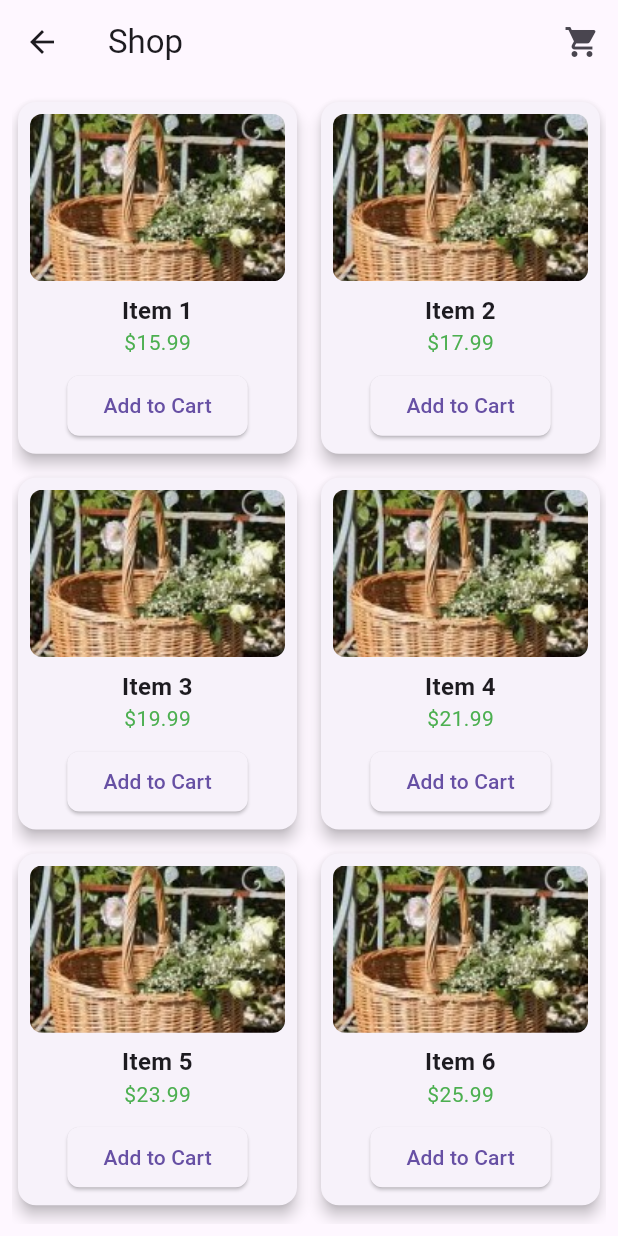
After one commit to Yousefjoo17/Lab5_React_native, a Flutter app: the ListItemView screen opened directly, on a phone screen of 412 x 824 dp. The commit adds this screen. Run offline on Flutter 3.47's test engine with Material 3 defaults, Android fonts, the phone set to English and light mode, and no system bars; our stand-ins replace dio; network calls fail.

Commit message:
front finish

```diff
--- /dev/null
+++ b/lib/cart_view.dart
@@ -0,0 +1,57 @@
+import 'package:flutter/material.dart';
+
+class CartPage extends StatefulWidget {
+  final List<Map<String, dynamic>> cart;
+
+  const CartPage({super.key, required this.cart});
+
+  @override
+  State<CartPage> createState() => _CartPageState();
+}
+
+class _CartPageState extends State<CartPage> {
+  void removeFromCart(int index) {
+    setState(() {
+      widget.cart.removeAt(index);
+    });
+
+    ScaffoldMessenger.of(context).showSnackBar(
+      const SnackBar(content: Text('Item removed from cart')),
+    );
+  }
+
+  @override
+  Widget build(BuildContext context) {
+    return Scaffold(
+      appBar: AppBar(title: const Text('Your Cart')),
+      body: widget.cart.isEmpty
+          ? const Center(
+              child: Text('Cart is empty', style: TextStyle(fontSize: 18)),
+            )
+          : ListView.builder(
+              itemCount: widget.cart.length,
+              itemBuilder: (context, index) {
+                final item = widget.cart[index];
+                return Card(
+                  margin:
+                      const EdgeInsets.symmetric(vertical: 5, horizontal: 10),
+                  child: ListTile(
+                    leading: Image.asset(
+                      item['imagePath'],
+                      width: 50,
+                      height: 50,
+                      fit: BoxFit.cover,
+                    ),
+                    title: Text(item['name']),
+                    subtitle: Text('\$${item['price'].toStringAsFixed(2)}'),
+                    trailing: IconButton(
+                      icon: const Icon(Icons.delete, color: Colors.red),
+                      onPressed: () => removeFromCart(index),
+                    ),
+                  ),
+                );
+              },
+            ),
+    );
+  }
+}
--- /dev/null
+++ b/lib/list_items_view.dart
@@ -0,0 +1,97 @@
+import 'package:flutter/material.dart';
+import 'package:testapp/cart_view.dart';
+import 'package:testapp/widgets/item_widget.dart';
+
+class ListItemView extends StatefulWidget {
+  const ListItemView({super.key});
+
+  @override
+  State<ListItemView> createState() => _ListItemViewState();
+}
+
+class _ListItemViewState extends State<ListItemView> {
+  final List<Map<String, dynamic>> items = List.generate(12, (index) {
+    return {
+      'imagePath': "assets/images/item.jpg",
+      'name': 'Item ${index + 1}',
+      'price': (15.99 + (index * 2)),
+    };
+  });
+
+  List<Map<String, dynamic>> cart = []; // Empty cart list
+
+  void addToCart(Map<String, dynamic> item) {
+    setState(() {
+      cart.add(item);
+    });
+
+    ScaffoldMessenger.of(context).showSnackBar(
+      SnackBar(
+        content: Text('${item['name']} added to cart'),
+        duration: const Duration(seconds: 1),
+      ),
+    );
+  }
+
+  @override
+  Widget build(BuildContext context) {
+    return Scaffold(
+      appBar: AppBar(
+        title: const Text('Shop'),
+        actions: [
+          Stack(
+            children: [
+              IconButton(
+                icon: const Icon(Icons.shopping_cart),
+                onPressed: () {
+                  Navigator.push(
+                    context,
+                    MaterialPageRoute(
+                        builder: (context) => CartPage(cart: cart)),
+                  );
+                },
+              ),
+              if (cart.isNotEmpty) // Show cart count only if not empty
+                Positioned(
+                  right: 8,
+                  top: 8,
+                  child: Container(
+                    padding: const EdgeInsets.all(5),
+                    decoration: const BoxDecoration(
+                      color: Colors.red,
+                      shape: BoxShape.circle,
+                    ),
+                    child: Text(
+                      '${cart.length}',
+                      style: const TextStyle(color: Colors.white, fontSize: 12),
+                    ),
+                  ),
+                ),
+            ],
+          ),
+        ],
+      ),
+      body: Padding(
+        padding: const EdgeInsets.all(8.0),
+        child: GridView.builder(
+          gridDelegate: const SliverGridDelegateWithFixedCrossAxisCount(
+            crossAxisCount: 2,
+            crossAxisSpacing: 8,
+            mainAxisSpacing: 8,
+            childAspectRatio: 0.8,
+          ),
+          itemCount: items.length,
+          itemBuilder: (context, index) {
+            final item = items[index];
+            return ItemWidget(
+              image_path: item['imagePath'],
+              name: item['name'],
+              price: item['price'],
+              onAddToCart: () => addToCart(item),
+            );
+          },
+        ),
+      ),
+    );
+  }
+}
--- a/lib/login_view.dart
+++ b/lib/login_view.dart
@@ -1,5 +1,5 @@
 import 'package:flutter/material.dart';
-import 'package:testapp/profile_view.dart';
+import 'package:testapp/list_items_view.dart';
 import 'package:testapp/service.dart';
 import 'package:testapp/show_snack_bar.dart';
 import 'package:testapp/widgets/Custom_button.dart';
@@ -83,8 +83,7 @@ class _LoginViewState extends State<LoginView> {
                       Navigator.push(
                         context,
                         MaterialPageRoute(
-                          builder: (context) =>
-                              ProfileView(userName: userName!),
+                          builder: (context) =>  ListItemView(),
                         ),
                       );
                     } else {
--- a/lib/mydata.dart
+++ b/lib/mydata.dart
@@ -220,3 +220,48 @@ const users = [
     }
   }
 ];
+
+
+
+final List<Map<String, dynamic>> items = [
+  {
+    'imageUrl': 'https://via.placeholder.com/100',
+    'name': 'Item 1',
+    'price': 19.99,
+  },
+  {
+    'imageUrl': 'https://via.placeholder.com/100',
+    'name': 'Item 2',
+    'price': 24.99,
+  },
+  {
+    'imageUrl': 'https://via.placeholder.com/100',
+    'name': 'Item 3',
+    'price': 29.99,
+  },
+  {
+    'imageUrl': 'https://via.placeholder.com/100',
+    'name': 'Item 4',
+    'price': 34.99,
+  },
+  {
+    'imageUrl': 'https://via.placeholder.com/100',
+    'name': 'Item 1',
+    'price': 19.99,
+  },
+  {
+    'imageUrl': 'https://via.placeholder.com/100',
+    'name': 'Item 2',
+    'price': 24.99,
+  },
+  {
+    'imageUrl': 'https://via.placeholder.com/100',
+    'name': 'Item 3',
+    'price': 29.99,
+  },
+  {
+    'imageUrl': 'https://via.placeholder.com/100',
+    'name': 'Item 4',
+    'price': 34.99,
+  },
+];
--- /dev/null
+++ b/lib/util/assets_data.dart
@@ -0,0 +1,3 @@
+abstract class AssetsData {
+  static String kItem = "assets/images/item.jpg";
+}
--- /dev/null
+++ b/lib/widgets/item_widget.dart
@@ -0,0 +1,66 @@
+import 'package:flutter/material.dart';
+
+class ItemWidget extends StatelessWidget {
+  final String image_path;
+  final String name;
+  final double price;
+  final VoidCallback onAddToCart;
+
+  const ItemWidget({
+    super.key,
+    required this.image_path,
+    required this.name,
+    required this.price,
+    required this.onAddToCart,
+  });
+
+  @override
+  Widget build(BuildContext context) {
+    return Card(
+      shape: RoundedRectangleBorder(borderRadius: BorderRadius.circular(12)),
+      elevation: 4,
+      child: Padding(
+        padding: const EdgeInsets.all(8.0),
+        child: Column(
+          mainAxisAlignment: MainAxisAlignment.spaceBetween, // Ensures spacing
+          children: [
+            Expanded(
+              child: ClipRRect(
+                borderRadius: BorderRadius.circular(8),
+                child: Image.asset(
+                  image_path,
+                  height: 100,
+                  width: double.infinity,
+                  fit: BoxFit.cover,
+                  errorBuilder: (context, error, stackTrace) => const Icon(
+                      Icons.image_not_supported,
+                      size: 100), // Fallback for failed image loading
+                ),
+              ),
+            ),
+            const SizedBox(height: 8),
+            Text(
+              name,
+              style: const TextStyle(fontSize: 16, fontWeight: FontWeight.bold),
+              textAlign: TextAlign.center,
+            ),
+            Text(
+              '\$${price.toStringAsFixed(2)}',
+              style: const TextStyle(fontSize: 14, color: Colors.green),
+            ),
+            const SizedBox(height: 8),
+            ElevatedButton(
+              onPressed: onAddToCart,
+              style: ElevatedButton.styleFrom(
+                shape: RoundedRectangleBorder(
+                  borderRadius: BorderRadius.circular(8),
+                ),
+              ),
+              child: const Text('Add to Cart'),
+            ),
+          ],
+        ),
+      ),
+    );
+  }
+}
--- a/pubspec.yaml
+++ b/pubspec.yaml
@@ -60,8 +60,8 @@ flutter:
   uses-material-design: true
 
   # To add assets to your application, add an assets section, like this:
-  # assets:
-  #   - images/a_dot_burr.jpeg
+  assets:
+    - assets/images/
   #   - images/a_dot_ham.jpeg
 
   # An image asset can refer to one or more resolution-specific "variants", see
```
Also changed, not shown: assets/images/item.jpg (added).
